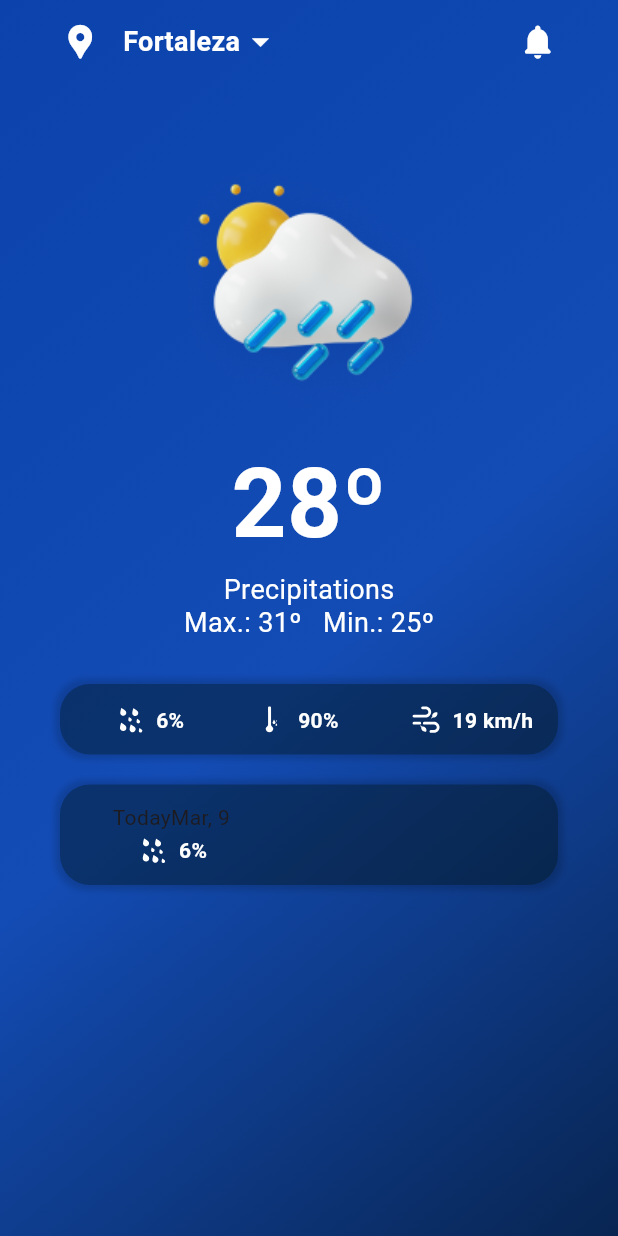
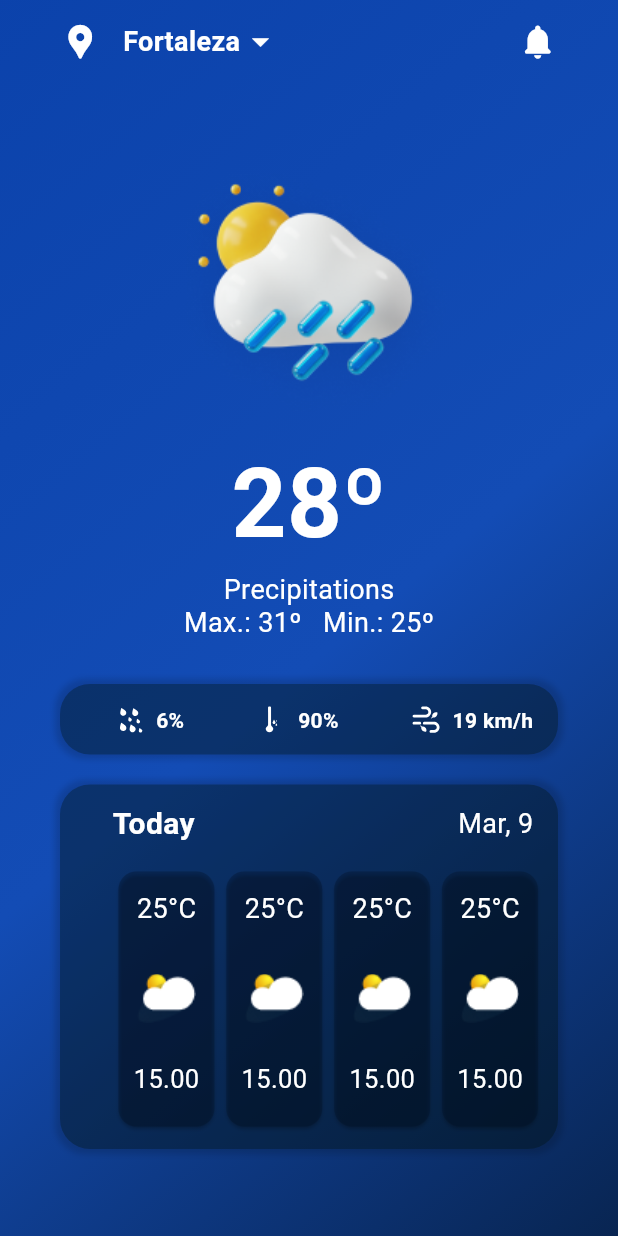
Before and after one commit to ITalik-gr/weather_app_mini, a Flutter app: the screen it shows after launch, on a phone screen of 412 x 824 dp. Run offline on Flutter 3.47's test engine with Material 3 defaults, Android fonts, the phone set to English and light mode, and no system bars; our stand-ins replace flutter_svg.

Commit message:
added hour weather card

```diff
--- /dev/null
+++ b/lib/components/hour_weather.dart
@@ -0,0 +1,50 @@
+import 'package:flutter/material.dart';
+
+class HourWeather extends StatelessWidget {
+  final String time;
+  final int temp;
+  final String imagePath;
+
+  const HourWeather({
+    Key? key,
+    required this.time,
+    required this.temp,
+    required this.imagePath,
+  }) : super(key: key);
+
+  @override
+  Widget build(BuildContext context) {
+    return Card(
+      color: const Color(0x1F001026).withOpacity(0.3),
+      child: Padding(
+      padding: const EdgeInsets.only(left: 10, right: 10, bottom: 20, top: 12),
+        child: Column(
+          children: [
+            Text("$temp°C",
+                style: const TextStyle(
+                  color: Colors.white,
+                  fontSize: 18,
+                  fontWeight: FontWeight.w400
+                  ),
+                ),
+
+            const SizedBox(height: 30),
+
+            Image.asset(imagePath),
+
+            const SizedBox(height: 25),
+
+            Text(time,
+                  style: const TextStyle(
+                    color: Colors.white,
+                    fontSize: 17,
+                    fontWeight: FontWeight.w400
+                    ),
+                  ),
+
+          ],
+        ),
+      ),
+    );
+  }
+}
--- a/lib/pages/weather.dart
+++ b/lib/pages/weather.dart
@@ -2,6 +2,7 @@
 
 import 'package:flutter/material.dart';
 import 'package:flutter_svg/flutter_svg.dart';
+import 'package:weather_app/components/hour_weather.dart';
 
 class Weather extends StatelessWidget {
   const Weather({super.key});
@@ -136,7 +137,10 @@ class Weather extends StatelessWidget {
                 ),
               ),
             ),
+
             SizedBox(height: 20),
+
+            // today hours
             Container(
               child: Container(
                 padding: EdgeInsets.only(top: 12, left: 35, right: 16.5, bottom: 11),
@@ -152,30 +156,39 @@ class Weather extends StatelessWidget {
                   ],
                   color: Color.fromARGB(77, 0, 16, 3),
                 ),
-                child: Row(
-                  mainAxisAlignment: MainAxisAlignment.spaceBetween,
+                //? Nav
+                child: Column(
                   children: [
-                    Column(
+                    Row(
+                      mainAxisAlignment: MainAxisAlignment.spaceBetween,
                       children: [
-                      Row(
-                        mainAxisAlignment: MainAxisAlignment.spaceBetween,
-                        children: [
-                          Text("Today"),
+                        Text('Today',
+                          style: TextStyle(fontSize: 20, fontWeight: FontWeight.w700, color: Colors.white),
+                        ),
+                        Text('Mar, 9',
+                          style: TextStyle(fontSize: 18, color: Colors.white, fontWeight: FontWeight.w400),
+                        ),
+                      ],
+                    ),
 
-                          Text("Mar, 9")
-                        ],
-                      ),
-                      Row(
-                        children: [
-                          SvgPicture.asset('lib/assets/image/rain.svg',),
-                          SizedBox(width: 5),
-                          Text("6%", style: TextStyle(color: Colors.white, fontSize: 14, fontWeight: FontWeight.w700),)
-                        ],
+                    SizedBox(height: 13,),
+
+                    //? Hour cards
+                    Row(
+                      mainAxisAlignment: MainAxisAlignment.spaceBetween,
+                      children: List.generate(4, (index) {
+                        // Генерація чотирьох карток
+                        return HourWeather(
+                          key: Key(index.toString()), // Ключ для кожної картки
+                          time: '15.00', // Приклад значення часу
+                          temp: 25, // Приклад значення температури
+                          imagePath: 'lib/assets/image/cloud-1.png', // Приклад шляху до зображення
+                        );
+                      }),
                     ),
-                      ],
-                    )
                   ],
                 ),
+
               ),
             ),
           ],
```
Also changed, not shown: lib/assets/image/cloud-1.png (added), lib/assets/image/cloud-2.png (added), lib/assets/image/cloud-3.png (added).
